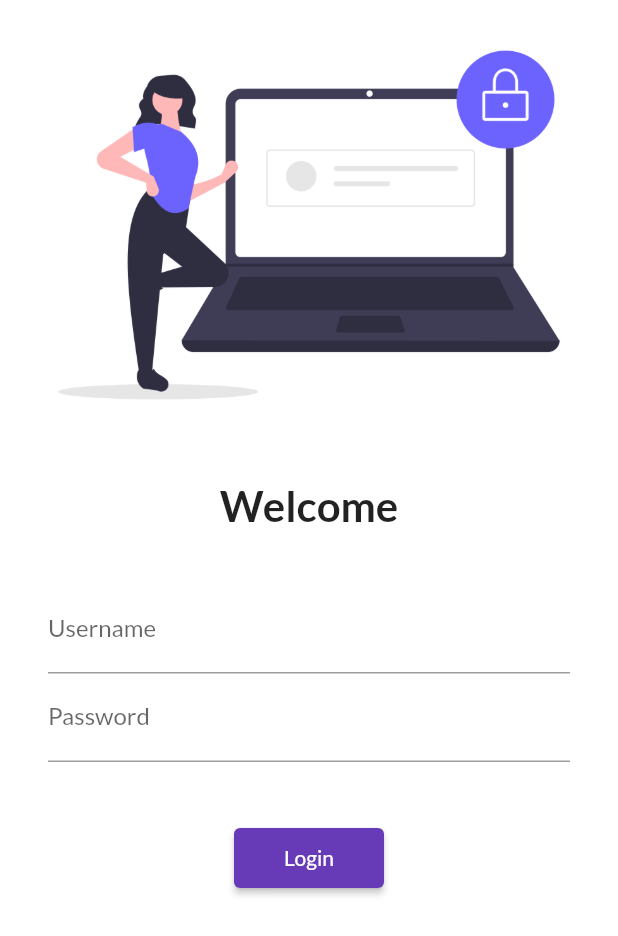
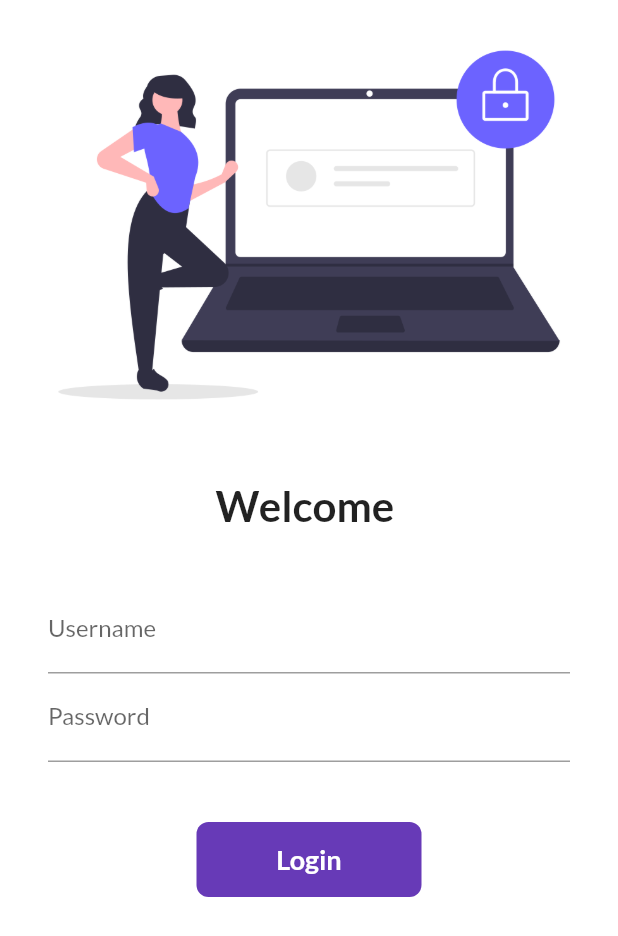
Before and after one commit to devesh1702/Flutter, a Flutter app: the screen it shows after launch, on a phone screen of 412 x 824 dp. Shown: the top 936 px of the screen. Run offline on Flutter 3.47's test engine with Material 2 defaults, Android fonts, the phone set to English and light mode, and no system bars; our stand-ins replace google_fonts.

Commit message:
day6 completed

```diff
--- a/lib/pages/login_page.dart
+++ b/lib/pages/login_page.dart
@@ -1,7 +1,15 @@
 import 'package:flutter/material.dart';
 import 'package:flutter_application_1/utils/routes.dart';
 
-class LoginPage extends StatelessWidget {
+class LoginPage extends StatefulWidget {
+  @override
+  State<LoginPage> createState() =>
+      _LoginPageState(); // here _ means private means it change any var , class to private
+}
+
+class _LoginPageState extends State<LoginPage> {
+  String name = "";
+  bool changeButton = false;
   @override
   Widget build(BuildContext context) {
     return Material(
@@ -18,7 +26,7 @@ class LoginPage extends StatelessWidget {
               height: 20.0,
             ),
             Text(
-              "Welcome",
+              "Welcome $name",
               style: TextStyle(fontSize: 28, fontWeight: FontWeight.bold),
             ),
             SizedBox(
@@ -34,6 +42,10 @@ class LoginPage extends StatelessWidget {
                       hintText: "Enter Username",
                       labelText: "Username",
                     ),
+                    onChanged: (value) {
+                      name = value;
+                      setState(() {});
+                    },
                   ),
                   TextFormField(
                     obscureText:
@@ -46,13 +58,43 @@ class LoginPage extends StatelessWidget {
                   SizedBox(
                     height: 40.0,
                   ),
-                  ElevatedButton(
-                    child: Text("Login"),
-                    style: TextButton.styleFrom(minimumSize: Size(100, 40)),
-                    onPressed: () {
+                  InkWell(
+                    onTap: () async {
+                      setState(() {
+                        changeButton = true;
+                      });
+                      await Future.delayed(Duration(seconds: 1));
                       Navigator.pushNamed(context, MyRoutes.homeRoute);
                     },
-                  )
+                    child: AnimatedContainer(
+                        duration: Duration(seconds: 1),
+                        width: changeButton ? 50 : 150,
+                        height: 50,
+                        alignment: Alignment.center,
+                        child: changeButton
+                            ? Icon(
+                                Icons.done,
+                                color: Colors.white,
+                              )
+                            : Text(
+                                "Login",
+                                style: TextStyle(
+                                    color: Colors.white,
+                                    fontWeight: FontWeight.bold,
+                                    fontSize: 18),
+                              ),
+                        decoration: BoxDecoration(
+                            color: Colors.deepPurple,
+                            borderRadius:
+                                BorderRadius.circular(changeButton ? 50 : 8))),
+                  ),
+                  // ElevatedButton(
+                  //   child: Text("Login"),
+                  //   style: TextButton.styleFrom(minimumSize: Size(100, 40)),
+                  //   onPressed: () {
+                  //     Navigator.pushNamed(context, MyRoutes.homeRoute);
+                  //   },
+                  // )
                 ],
               ),
             )
```
